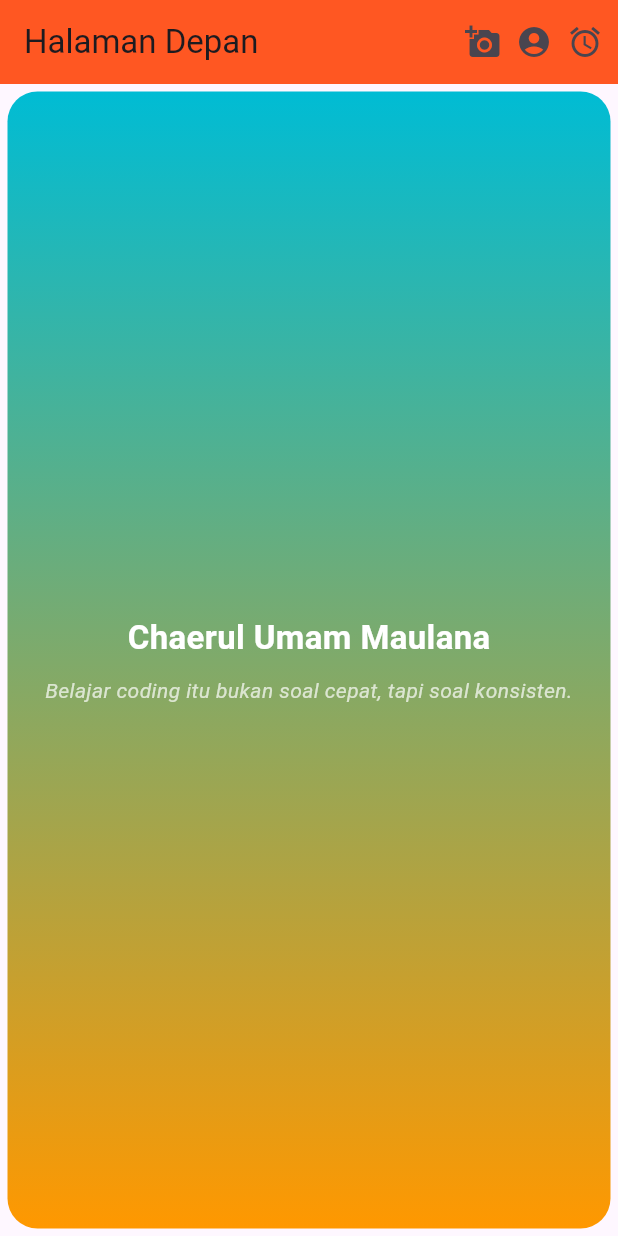
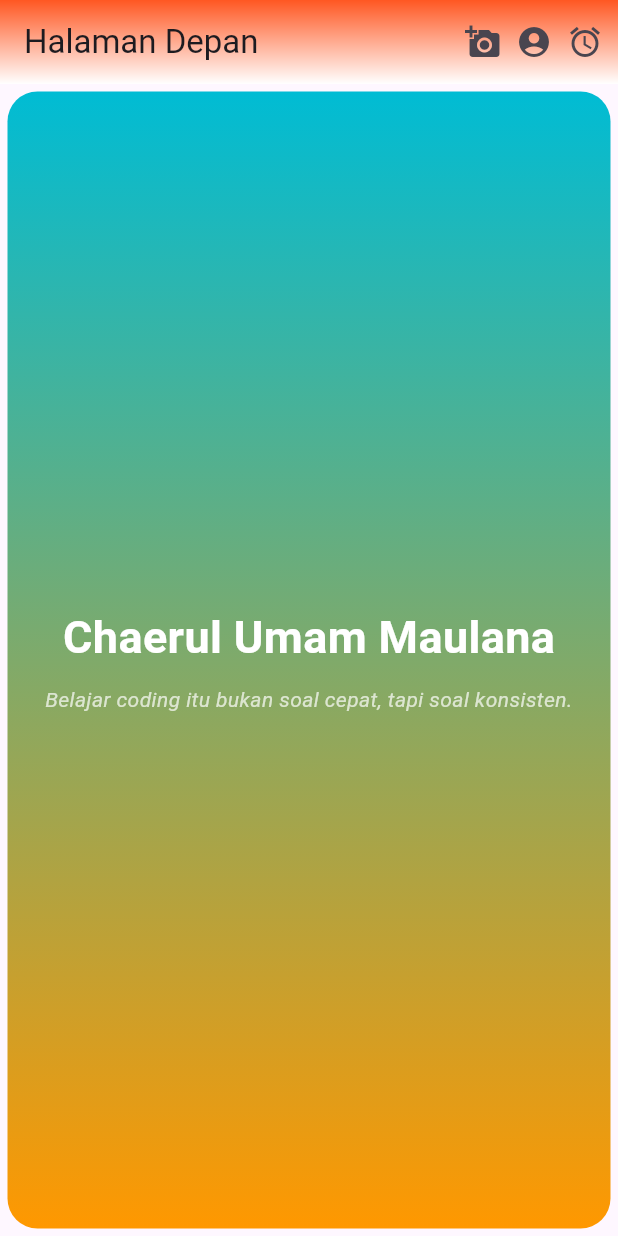
Before and after one commit to ChaerulUmamMaulana/latihan_week5_containers_1123150132, a Flutter app: the screen it shows after launch, on a phone screen of 412 x 824 dp. Run offline on Flutter 3.47's test engine with Material 3 defaults, Android fonts, the phone set to English and light mode, and no system bars.

Commit message:
Perubahan pada baground color di app bar

```diff
--- a/lib/main.dart
+++ b/lib/main.dart
@@ -34,6 +34,18 @@ class Halaman extends StatelessWidget {
           Icon( Icons.access_alarm),
           SizedBox(width: 10),
         ],
+         flexibleSpace: Container(
+    decoration: const BoxDecoration(
+      gradient: LinearGradient(
+        begin: Alignment.topCenter,
+        end: Alignment.bottomCenter,
+        colors: [
+          Colors.deepOrange, // warna atas
+          Colors.white,      // warna bawah
+        ],
+      ),
+    ),
+      )
       ),
       body: Container(
         margin: EdgeInsets.all(5),
@@ -72,7 +84,7 @@ class Halaman extends StatelessWidget {
       Text(
         "Chaerul Umam Maulana",
         style: TextStyle(
-          fontSize: 22,
+          fontSize: 30,
           fontWeight: FontWeight.bold,
           color: Colors.white,
         ),
```
